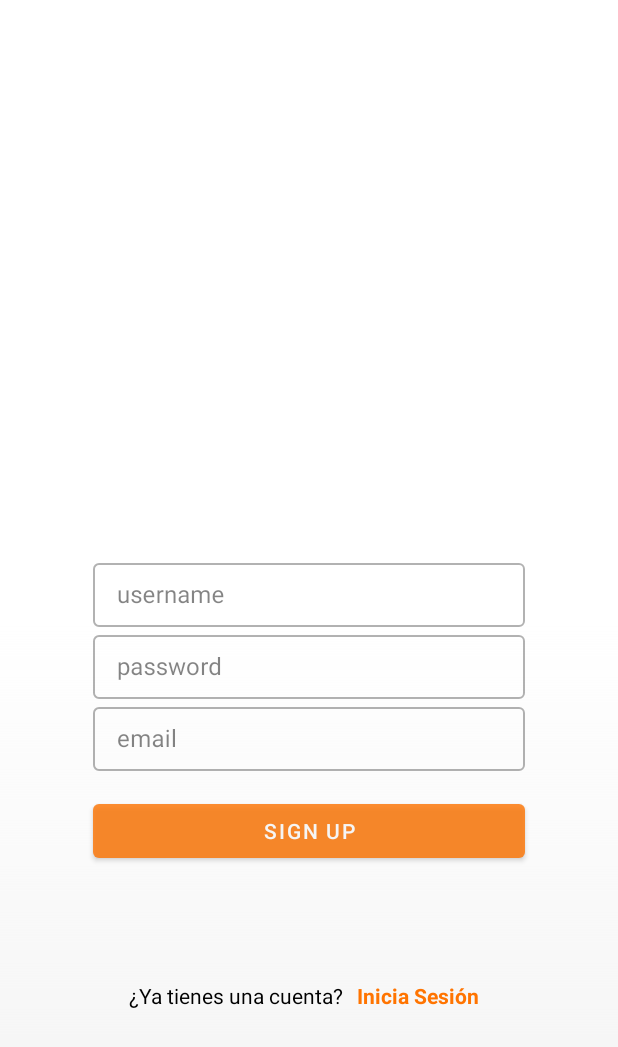
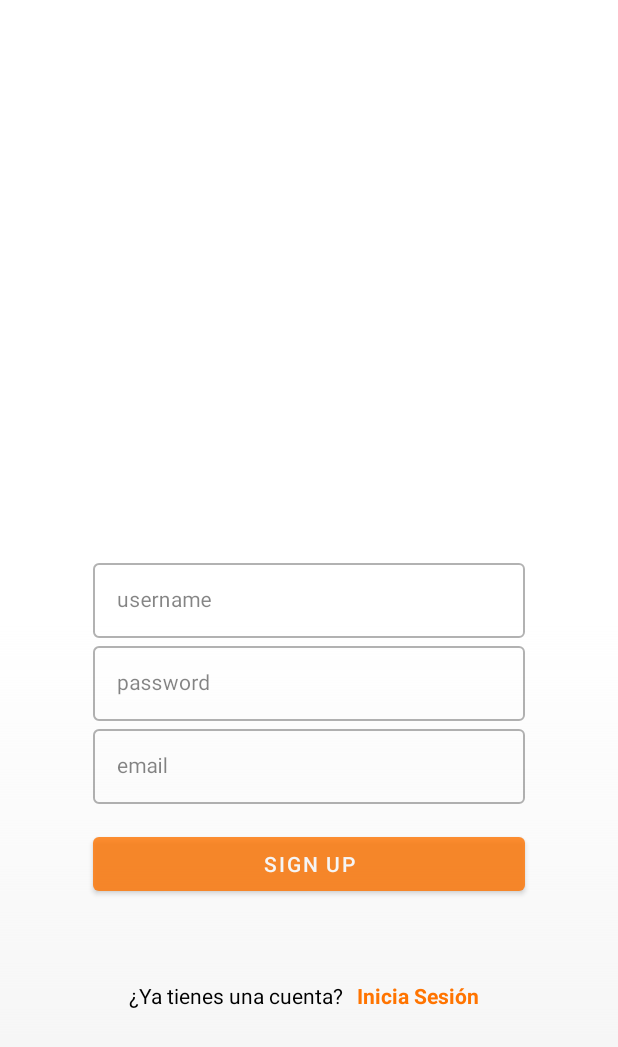
Before and after one commit to ssebass7/MyNiceStart, an Android app: the RegistroActivity screen opened directly, with no data from a screen before it, on a phone screen of 412 x 824 dp. Shown: the top 1047 px of the screen. Run offline under Robolectric (Android 15) with nearby library versions, the phone set to English and light mode, and no system bars; pictures from the network do not load; Roboto replaces fonts that are not available here.

Commit message:
campos de texto cambio tamanio

```diff
--- a/app/src/main/res/layout-land/activity_login.xml
+++ b/app/src/main/res/layout-land/activity_login.xml
@@ -59,7 +59,7 @@
         android:id="@+id/usernameTIL"
         style="@style/Widget.MaterialComponents.TextInputLayout.OutlinedBox"
         android:layout_width="0dp"
-        android:layout_height="48dp"
+        android:layout_height="55dp"
         android:layout_marginTop="16dp"
         android:alpha="0.8"
         android:hint="username"
@@ -70,6 +70,7 @@
         <com.google.android.material.textfield.TextInputEditText
             android:layout_width="match_parent"
             android:layout_height="wrap_content"
+            android:textSize="14sp"
             android:inputType="text" />
     </com.google.android.material.textfield.TextInputLayout>
 
@@ -78,7 +79,7 @@
         android:id="@+id/passwordTIL"
         style="@style/Widget.MaterialComponents.TextInputLayout.OutlinedBox"
         android:layout_width="0dp"
-        android:layout_height="48dp"
+        android:layout_height="55dp"
         android:alpha="0.8"
         android:hint="password"
         app:layout_constraintEnd_toEndOf="@id/guideLine2"
@@ -88,6 +89,7 @@
         <com.google.android.material.textfield.TextInputEditText
             android:layout_width="match_parent"
             android:layout_height="wrap_content"
+            android:textSize="14sp"
             android:inputType="textPassword" />
 
     </com.google.android.material.textfield.TextInputLayout>
--- a/app/src/main/res/layout-land/activity_registro.xml
+++ b/app/src/main/res/layout-land/activity_registro.xml
@@ -41,7 +41,7 @@
         android:id="@+id/usernameTIL"
         style="@style/Widget.MaterialComponents.TextInputLayout.OutlinedBox"
         android:layout_width="0dp"
-        android:layout_height="48dp"
+        android:layout_height="55dp"
         android:layout_marginTop="16dp"
         android:alpha="0.8"
         android:hint="username"
@@ -52,6 +52,7 @@
         <com.google.android.material.textfield.TextInputEditText
             android:layout_width="match_parent"
             android:layout_height="wrap_content"
+            android:textSize="14sp"
             android:inputType="text"/>
 
     </com.google.android.material.textfield.TextInputLayout>
@@ -59,7 +60,7 @@
         android:id="@+id/passwordTIL"
         style="@style/Widget.MaterialComponents.TextInputLayout.OutlinedBox"
         android:layout_width="0dp"
-        android:layout_height="48dp"
+        android:layout_height="55dp"
         android:alpha="0.8"
         android:hint="password"
         app:layout_constraintEnd_toEndOf="@id/guideLine2"
@@ -69,6 +70,7 @@
         <com.google.android.material.textfield.TextInputEditText
             android:layout_width="match_parent"
             android:layout_height="wrap_content"
+            android:textSize="14sp"
             android:inputType="textPassword" />
 
     </com.google.android.material.textfield.TextInputLayout>
@@ -77,7 +79,7 @@
         android:id="@+id/emailRegistro"
         style="@style/Widget.MaterialComponents.TextInputLayout.OutlinedBox"
         android:layout_width="0dp"
-        android:layout_height="48dp"
+        android:layout_height="55dp"
         android:alpha="0.8"
         android:hint="email"
         app:layout_constraintEnd_toEndOf="@id/guideLine2"
@@ -87,6 +89,7 @@
         <com.google.android.material.textfield.TextInputEditText
             android:layout_width="match_parent"
             android:layout_height="wrap_content"
+            android:textSize="14sp"
             android:inputType="textEmailAddress" />
 
     </com.google.android.material.textfield.TextInputLayout>
--- a/app/src/main/res/layout/activity_registro.xml
+++ b/app/src/main/res/layout/activity_registro.xml
@@ -46,7 +46,7 @@
         android:id="@+id/usernameTIL"
         style="@style/Widget.MaterialComponents.TextInputLayout.OutlinedBox"
         android:layout_width="0dp"
-        android:layout_height="48dp"
+        android:layout_height="55dp"
         android:layout_marginTop="16dp"
         android:alpha="0.8"
         android:hint="username"
@@ -57,6 +57,7 @@
         <com.google.android.material.textfield.TextInputEditText
             android:layout_width="match_parent"
             android:layout_height="match_parent"
+            android:textSize="14sp"
             android:inputType="text"/>
 
     </com.google.android.material.textfield.TextInputLayout>
@@ -66,7 +67,7 @@
         android:id="@+id/passwordTIL"
         style="@style/Widget.MaterialComponents.TextInputLayout.OutlinedBox"
         android:layout_width="0dp"
-        android:layout_height="48dp"
+        android:layout_height="55dp"
         android:alpha="0.8"
         android:hint="password"
         app:layout_constraintEnd_toEndOf="@id/guideLine2"
@@ -76,6 +77,7 @@
         <com.google.android.material.textfield.TextInputEditText
             android:layout_width="match_parent"
             android:layout_height="wrap_content"
+            android:textSize="14sp"
             android:inputType="textPassword" />
 
     </com.google.android.material.textfield.TextInputLayout>
@@ -85,7 +87,7 @@
         android:id="@+id/emailRegistro"
         style="@style/Widget.MaterialComponents.TextInputLayout.OutlinedBox"
         android:layout_width="0dp"
-        android:layout_height="48dp"
+        android:layout_height="55dp"
         android:alpha="0.8"
         android:hint="email"
         app:layout_constraintEnd_toEndOf="@id/guideLine2"
@@ -95,6 +97,7 @@
         <com.google.android.material.textfield.TextInputEditText
             android:layout_width="match_parent"
             android:layout_height="wrap_content"
+            android:textSize="14sp"
             android:inputType="textEmailAddress" />
 
     </com.google.android.material.textfield.TextInputLayout>
```
Also changed, not shown: app/src/main/res/layout/activity_login.xml (+4 -3 lines).
